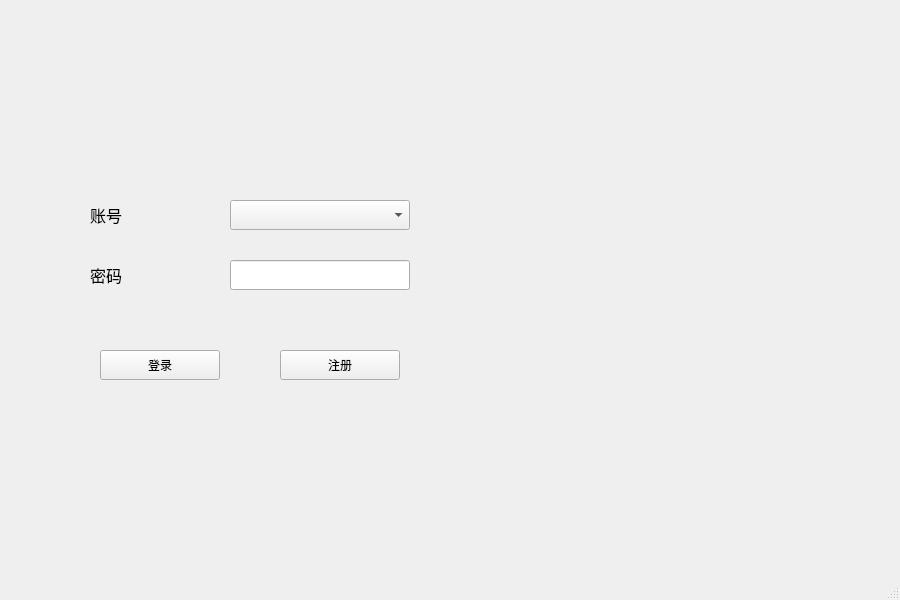
Above: src/OtherProjects/MyEngineClient/MyEngineClient.ui from xiaoying1996/CyEngine before the change. Below: the same form after it.
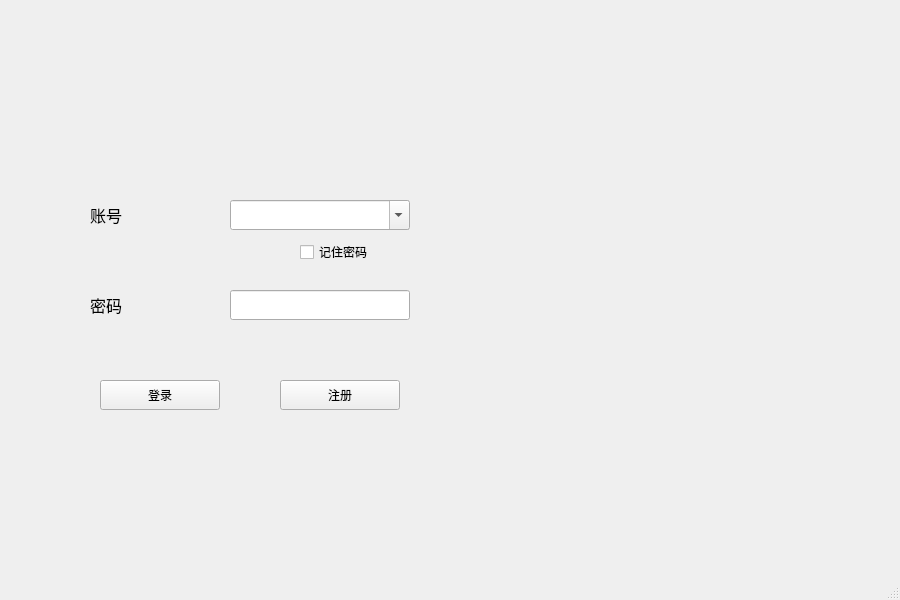
That is the form after the change. Icons and pictures are not drawn.

Patch:
```diff
--- a/src/OtherProjects/MyEngineClient/MyEngineClient.ui
+++ b/src/OtherProjects/MyEngineClient/MyEngineClient.ui
@@ -58,6 +58,9 @@
       <height>30</height>
      </rect>
     </property>
+    <property name="editable">
+     <bool>true</bool>
+    </property>
    </widget>
    <widget class="QLabel" name="label_2">
     <property name="geometry">
@@ -76,7 +79,7 @@
     <property name="geometry">
      <rect>
       <x>90</x>
-      <y>260</y>
+      <y>290</y>
       <width>120</width>
       <height>30</height>
      </rect>
@@ -95,7 +98,7 @@
     <property name="geometry">
      <rect>
       <x>230</x>
-      <y>260</y>
+      <y>290</y>
       <width>180</width>
       <height>30</height>
      </rect>
@@ -105,7 +108,7 @@
     <property name="geometry">
      <rect>
       <x>100</x>
-      <y>350</y>
+      <y>380</y>
       <width>120</width>
       <height>30</height>
      </rect>
@@ -118,7 +121,7 @@
     <property name="geometry">
      <rect>
       <x>280</x>
-      <y>350</y>
+      <y>380</y>
       <width>120</width>
       <height>30</height>
      </rect>
@@ -127,6 +130,19 @@
      <string>注册</string>
     </property>
    </widget>
+   <widget class="QCheckBox" name="RememberPasswordBox">
+    <property name="geometry">
+     <rect>
+      <x>300</x>
+      <y>240</y>
+      <width>107</width>
+      <height>24</height>
+     </rect>
+    </property>
+    <property name="text">
+     <string>记住密码</string>
+    </property>
+   </widget>
   </widget>
   <widget class="QStatusBar" name="statusBar"/>
  </widget>
```
